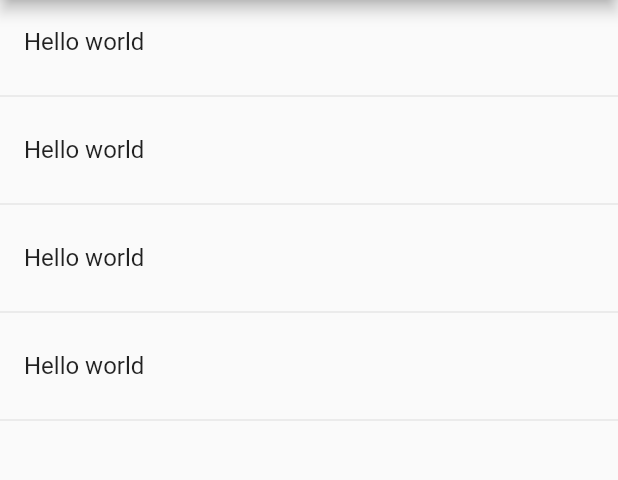
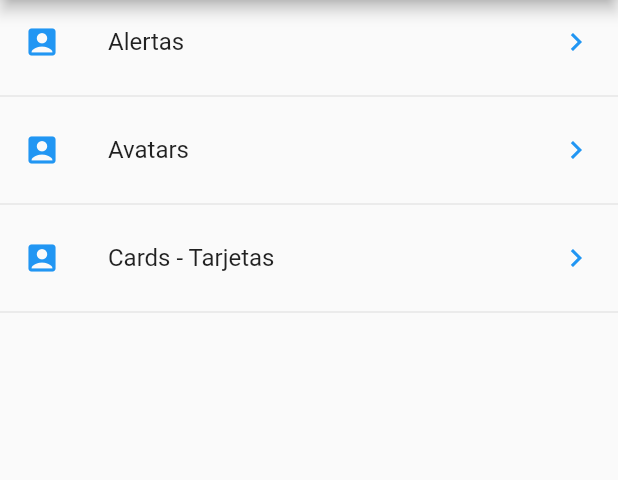
Before and after one commit to jela3105/IntroFlutter, a Flutter app: the screen it shows after launch, on a phone screen of 412 x 824 dp, the part 84-564 px from its top. Run offline on Flutter 3.47's test engine with Material 2 defaults, Android fonts, the phone set to English and light mode, and no system bars.

Commit message:
User future builder to show the options

```diff
--- a/lib/src/pages/home_page.dart
+++ b/lib/src/pages/home_page.dart
@@ -13,22 +13,40 @@ class HomePage extends StatelessWidget {
   }
 
   Widget _list() {
-    print(menuProvider.options);
-    return ListView(
-      children: _listItems(),
+    return FutureBuilder(
+      future: menuProvider.loadData(),
+      initialData: [],
+      builder: (context, AsyncSnapshot<List<dynamic>> snapshot) {
+        print(snapshot.data);
+        return ListView(
+          children: _listItems(snapshot.data),
+        );
+      },
     );
+
+    //return ListView(
+    //  children: _listItems(),
+    //);
   }
 
-  List<Widget> _listItems() {
-    return [
-      ListTile(title: Text('Hello world')),
-      Divider(),
-      ListTile(title: Text('Hello world')),
-      Divider(),
-      ListTile(title: Text('Hello world')),
-      Divider(),
-      ListTile(title: Text('Hello world')),
-      Divider(),
-    ];
+  List<Widget> _listItems(List<dynamic> data) {
+    final List<Widget> options = [];
+
+    data.forEach((opt) {
+      final widgetTemp = ListTile(
+        title: Text(opt['text']),
+        leading: Icon(
+          Icons.account_box,
+          color: Colors.blue,
+        ),
+        trailing: Icon(
+          Icons.keyboard_arrow_right,
+          color: Colors.blue,
+        ),
+        onTap: () {},
+      );
+      options..add(widgetTemp)..add(Divider());
+    });
+    return options;
   }
 }
--- a/lib/src/prividers/menu_provider.dart
+++ b/lib/src/prividers/menu_provider.dart
@@ -11,7 +11,6 @@ class _MenuProvider {
 
   Future<List<dynamic>> loadData() async {
     final resp = await rootBundle.loadString('data/menu_opts.json');
-    //print(data);
     Map dataMap = json.decode(resp);
     options = dataMap['routes'];
 
```
